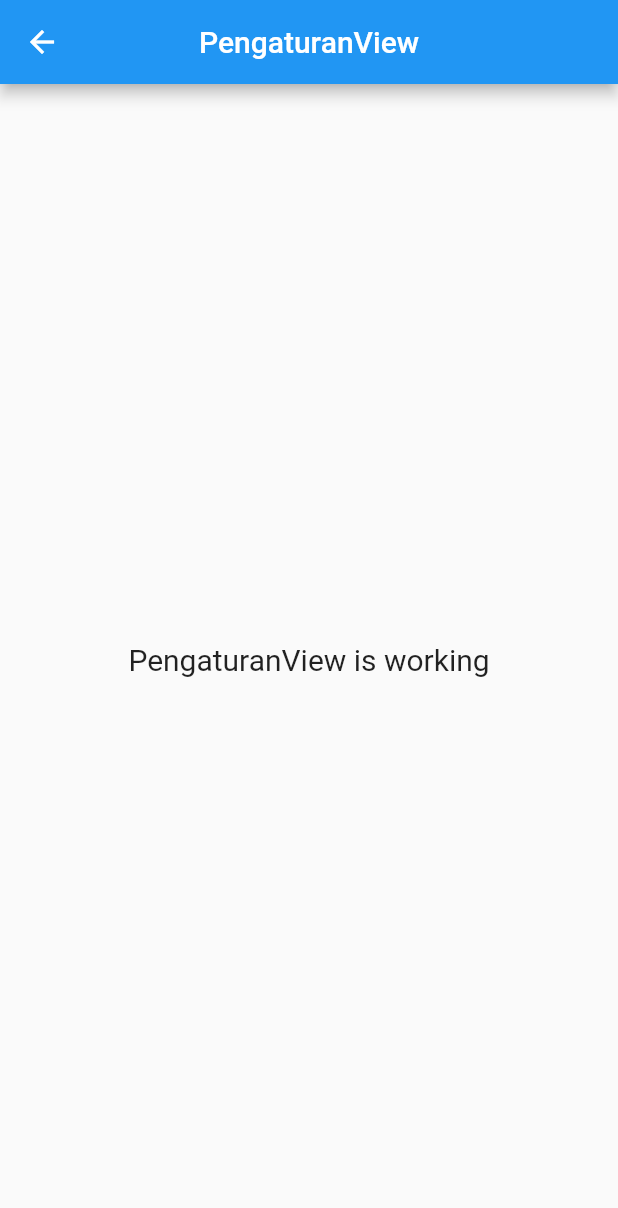
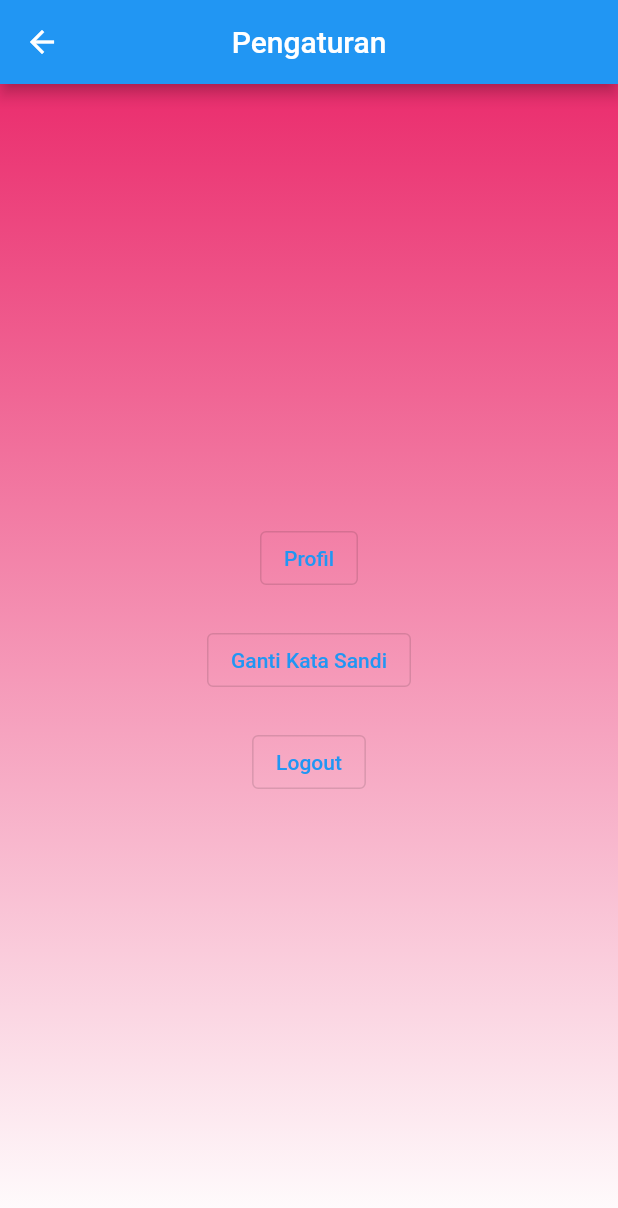
Before and after one commit to MmadIrfan/project_salon, a Flutter app: the PengaturanView screen opened by its route, on a phone screen of 412 x 824 dp. Shown: the top 1208 px of the screen. Run offline on Flutter 3.47's test engine with Material 2 defaults, Android fonts, the phone set to English and light mode, and no system bars; our stand-ins replace get; missing offline and left inert: getxbottombar.

Commit message:
alfan ubah

```diff
--- a/lib/app/modules/home/views/home_view.dart
+++ b/lib/app/modules/home/views/home_view.dart
@@ -1,6 +1,4 @@
 import 'package:flutter/material.dart';
-
-import 'package:project_salon/navbar.dart';
 
 import 'package:get/get.dart';
 
--- a/lib/app/modules/login/views/login_view.dart
+++ b/lib/app/modules/login/views/login_view.dart
@@ -106,7 +106,7 @@ class LoginView extends GetView<LoginController> {
           )),
       style: ElevatedButton.styleFrom(
         shape: const StadiumBorder(),
-        primary: const Color(0xfff966be),
+        primary: Color.fromARGB(255, 233, 30, 99),
         onPrimary: Colors.white,
         padding: const EdgeInsets.symmetric(vertical: 16),
       ),
--- a/lib/app/modules/pengaturan/views/pengaturan_view.dart
+++ b/lib/app/modules/pengaturan/views/pengaturan_view.dart
@@ -8,17 +8,57 @@ class PengaturanView extends GetView<PengaturanController> {
   const PengaturanView({Key? key}) : super(key: key);
   @override
   Widget build(BuildContext context) {
-    return Scaffold(
-      appBar: AppBar(
-        title: const Text('PengaturanView'),
-        centerTitle: true,
-      ),
-      body: Center(
-        child: Text(
-          'PengaturanView is working',
-          style: TextStyle(fontSize: 20),
-        ),
-      ),
-    );
+    return Container(
+        decoration: const BoxDecoration(
+            gradient: LinearGradient(
+          begin: Alignment.topCenter,
+          end: Alignment.bottomCenter,
+          colors: [
+            Colors.pink,
+            Colors.white,
+          ],
+        )),
+        child: Scaffold(
+            backgroundColor: Colors.transparent,
+            appBar: AppBar(
+              title: const Text('Pengaturan'),
+              centerTitle: true,
+            ),
+            body: Center(
+                child: Column(
+              mainAxisAlignment: MainAxisAlignment.center,
+              children: [
+                OutlinedButton(
+                  style: ButtonStyle(
+                      overlayColor:
+                          MaterialStateProperty.all<Color>(Colors.green)),
+                  onPressed: () {
+                    ScaffoldMessenger.of(context)
+                        .showSnackBar(const SnackBar(content: Text('Profil')));
+                  },
+                  child: const Text('Profil'),
+                ),
+                const SizedBox(height: 20),
+                OutlinedButton(
+                    style: ButtonStyle(
+                        overlayColor:
+                            MaterialStateProperty.all<Color>(Colors.green)),
+                    onPressed: () {
+                      ScaffoldMessenger.of(context).showSnackBar(
+                          const SnackBar(content: Text('Ganti Kata Sandi')));
+                    },
+                    child: const Text('Ganti Kata Sandi')),
+                const SizedBox(height: 20),
+                OutlinedButton(
+                    style: ButtonStyle(
+                        overlayColor:
+                            MaterialStateProperty.all<Color>(Colors.green)),
+                    onPressed: () {
+                      ScaffoldMessenger.of(context).showSnackBar(
+                          const SnackBar(content: Text('Logout')));
+                    },
+                    child: const Text('Logout'))
+              ],
+            ))));
   }
 }
--- a/lib/app/routes/app_routes.dart
+++ b/lib/app/routes/app_routes.dart
@@ -7,6 +7,7 @@ abstract class Routes {
   static const LOGIN = _Paths.LOGIN;
   static const PELANGGAN = _Paths.PELANGGAN;
   static const PENGATURAN = _Paths.PENGATURAN;
+  static const NAVBAR = _Paths.NAVBAR;
 }
 
 abstract class _Paths {
@@ -15,4 +16,5 @@ abstract class _Paths {
   static const LOGIN = '/login';
   static const PELANGGAN = '/pelanggan';
   static const PENGATURAN = '/pengaturan';
+  static const NAVBAR = '/navbar';
 }
--- a/pubspec.yaml
+++ b/pubspec.yaml
@@ -10,6 +10,7 @@ dependencies:
   get: 4.6.5
   flutter:
     sdk: flutter
+  getxbottombar: ^0.0.1
 
 dev_dependencies:
   flutter_lints: ^2.0.0
```
Also changed, not shown: lib/app/modules/pelanggan/views/pelanggan_view.dart (+14 -7 lines), lib/main.dart (+20 -0 lines), pubspec.lock.
